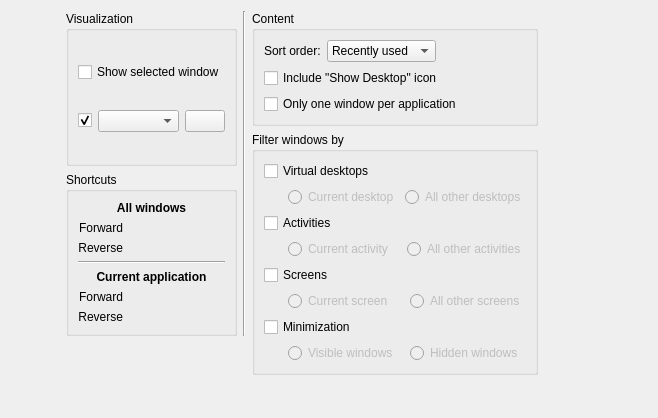
winft/theseus-ship, file kcmkwin/kwintabbox/main.ui: the form before one commit.
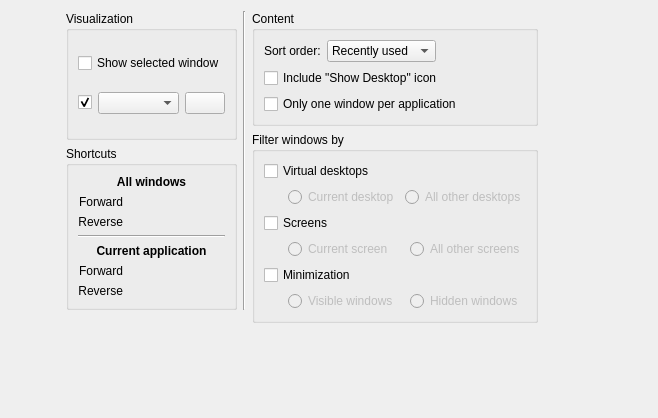
The form after the commit. Custom widgets are drawn as their Qt base class.

Commit message: feat: remove support for KDE Activities

The edit to the form file:
```diff
--- a/kcmkwin/kwintabbox/main.ui
+++ b/kcmkwin/kwintabbox/main.ui
@@ -168,67 +168,6 @@
           </layout>
          </widget>
         </item>
-        <item>
-         <widget class="QCheckBox" name="filterActivities">
-          <property name="text">
-           <string>Activities</string>
-          </property>
-          <property name="checked">
-           <bool>false</bool>
-          </property>
-         </widget>
-        </item>
-        <item>
-         <widget class="QWidget" name="activityFilter" native="true">
-          <property name="enabled">
-           <bool>false</bool>
-          </property>
-          <layout class="QHBoxLayout" name="horizontalLayout_4">
-           <property name="leftMargin">
-            <number>0</number>
-           </property>
-           <property name="topMargin">
-            <number>0</number>
-           </property>
-           <property name="rightMargin">
-            <number>0</number>
-           </property>
-           <property name="bottomMargin">
-            <number>0</number>
-           </property>
-           <item>
-            <spacer name="horizontalSpacer_7">
-             <property name="orientation">
-              <enum>Qt::Horizontal</enum>
-             </property>
-             <property name="sizeType">
-              <enum>QSizePolicy::Fixed</enum>
-             </property>
-             <property name="sizeHint" stdset="0">
-              <size>
-               <width>24</width>
-               <height>20</height>
-              </size>
-             </property>
-            </spacer>
-           </item>
-           <item>
-            <widget class="QRadioButton" name="currentActivity">
-             <property name="text">
-              <string>Current activity</string>
-             </property>
-            </widget>
-           </item>
-           <item>
-            <widget class="QRadioButton" name="otherActivities">
-             <property name="text">
-              <string>All other activities</string>
-             </property>
-            </widget>
-           </item>
-          </layout>
-         </widget>
-        </item>
         <item>
          <widget class="QCheckBox" name="filterScreens">
           <property name="text">
```
Left out of the diff: 19 changed lines with no effect on the pictures. The commit also changes 74 other files.
